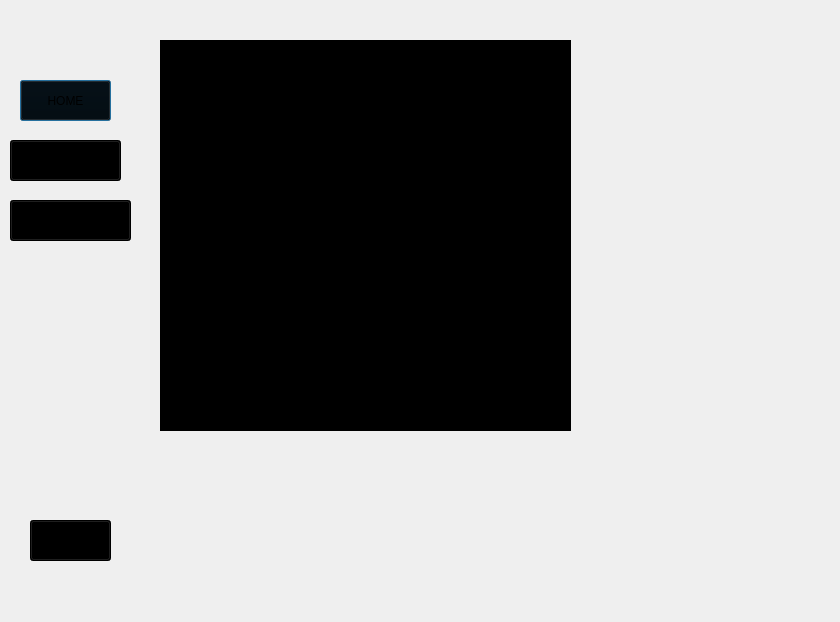
Before: the Qt Designer form secondialogbox/teacherdashboard.ui in SijanBhandari17/IAMS, drawn with Qt 5.
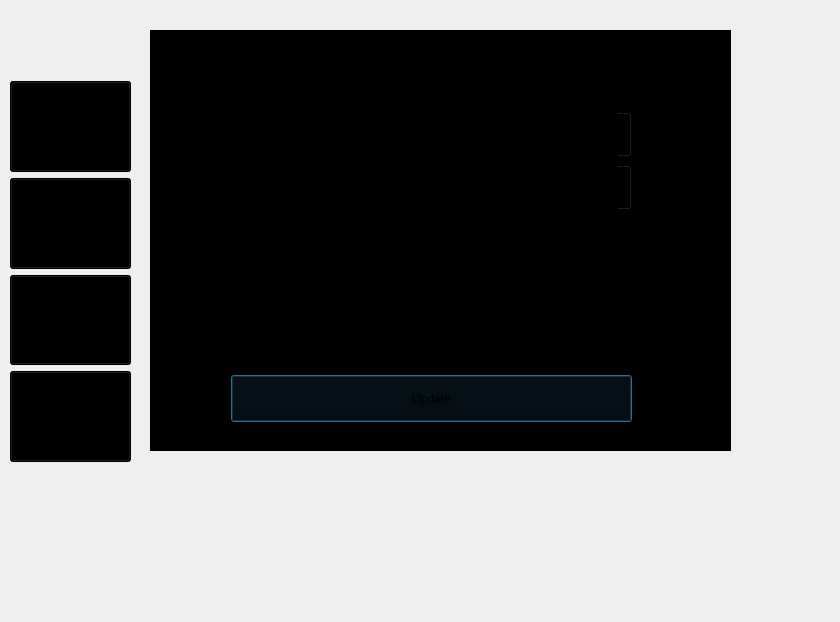
After: the same form once the commit is applied. The open tabs and pages were chosen to show the change. Icons and pictures are not drawn.

```diff
--- a/secondialogbox/teacherdashboard.ui
+++ b/secondialogbox/teacherdashboard.ui
@@ -22,6 +22,12 @@
      <height>600</height>
     </rect>
    </property>
+   <property name="sizePolicy">
+    <sizepolicy hsizetype="Preferred" vsizetype="Preferred">
+     <horstretch>0</horstretch>
+     <verstretch>0</verstretch>
+    </sizepolicy>
+   </property>
    <widget class="QLabel" name="label">
     <property name="geometry">
      <rect>
@@ -53,80 +59,13 @@
      <bool>true</bool>
     </property>
    </widget>
-   <widget class="QPushButton" name="homeButton">
-    <property name="geometry">
-     <rect>
-      <x>20</x>
-      <y>80</y>
-      <width>91</width>
-      <height>41</height>
-     </rect>
-    </property>
-    <property name="mouseTracking">
-     <bool>false</bool>
-    </property>
-    <property name="styleSheet">
-     <string notr="true">background-color: rgb(0, 0, 0);</string>
-    </property>
-    <property name="text">
-     <string>HOME</string>
-    </property>
-   </widget>
-   <widget class="QPushButton" name="assignmentButton">
-    <property name="geometry">
-     <rect>
-      <x>10</x>
-      <y>140</y>
-      <width>111</width>
-      <height>41</height>
-     </rect>
-    </property>
-    <property name="styleSheet">
-     <string notr="true">background-color: rgb(0, 0, 0);</string>
-    </property>
-    <property name="text">
-     <string>ASSIGNMENT</string>
-    </property>
-   </widget>
-   <widget class="QPushButton" name="pushButton_6">
-    <property name="geometry">
-     <rect>
-      <x>30</x>
-      <y>520</y>
-      <width>81</width>
-      <height>41</height>
-     </rect>
-    </property>
-    <property name="styleSheet">
-     <string notr="true">background-color: rgb(0, 0, 0);</string>
-    </property>
-    <property name="text">
-     <string>LOG OUT</string>
-    </property>
-   </widget>
-   <widget class="QPushButton" name="internalButton">
-    <property name="geometry">
-     <rect>
-      <x>10</x>
-      <y>200</y>
-      <width>121</width>
-      <height>41</height>
-     </rect>
-    </property>
-    <property name="styleSheet">
-     <string notr="true">background-color: rgb(0, 0, 0);</string>
-    </property>
-    <property name="text">
-     <string>INTERNAL</string>
-    </property>
-   </widget>
    <widget class="QStackedWidget" name="stackedWidget">
     <property name="geometry">
      <rect>
-      <x>160</x>
-      <y>40</y>
-      <width>411</width>
-      <height>391</height>
+      <x>150</x>
+      <y>30</y>
+      <width>581</width>
+      <height>421</height>
      </rect>
     </property>
     <property name="styleSheet">
@@ -177,23 +116,159 @@
      </widget>
     </widget>
     <widget class="QWidget" name="Internal">
-     <widget class="QLabel" name="label_5">
+     <widget class="QWidget" name="layoutWidget">
       <property name="geometry">
        <rect>
-        <x>130</x>
-        <y>120</y>
-        <width>141</width>
-        <height>61</height>
+        <x>81</x>
+        <y>81</y>
+        <width>401</width>
+        <height>311</height>
        </rect>
       </property>
-      <property name="font">
-       <font>
-        <pointsize>18</pointsize>
-       </font>
-      </property>
-      <property name="text">
-       <string>INTERNAL</string>
-      </property>
+      <layout class="QVBoxLayout" name="verticalLayout_2">
+       <item>
+        <layout class="QHBoxLayout" name="horizontalLayout">
+         <item>
+          <widget class="QLabel" name="label_4">
+           <property name="text">
+            <string>Time:</string>
+           </property>
+          </widget>
+         </item>
+         <item>
+          <widget class="QTimeEdit" name="timeEdit">
+           <property name="sizePolicy">
+            <sizepolicy hsizetype="Preferred" vsizetype="Preferred">
+             <horstretch>0</horstretch>
+             <verstretch>0</verstretch>
+            </sizepolicy>
+           </property>
+          </widget>
+         </item>
+        </layout>
+       </item>
+       <item>
+        <layout class="QHBoxLayout" name="horizontalLayout_2">
+         <item>
+          <widget class="QLabel" name="label_6">
+           <property name="text">
+            <string>Date:</string>
+           </property>
+          </widget>
+         </item>
+         <item>
+          <widget class="QDateEdit" name="dateEdit">
+           <property name="sizePolicy">
+            <sizepolicy hsizetype="Preferred" vsizetype="Preferred">
+             <horstretch>0</horstretch>
+             <verstretch>0</verstretch>
+            </sizepolicy>
+           </property>
+          </widget>
+         </item>
+        </layout>
+       </item>
+       <item>
+        <layout class="QHBoxLayout" name="horizontalLayout_3">
+         <item>
+          <widget class="QLabel" name="label_7">
+           <property name="enabled">
+            <bool>true</bool>
+           </property>
+           <property name="sizePolicy">
+            <sizepolicy hsizetype="Preferred" vsizetype="Preferred">
+             <horstretch>0</horstretch>
+             <verstretch>0</verstretch>
+            </sizepolicy>
+           </property>
+           <property name="text">
+            <string>Block:</string>
+           </property>
+          </widget>
+         </item>
+         <item>
+          <widget class="QLineEdit" name="lineEdit">
+           <property name="sizePolicy">
+            <sizepolicy hsizetype="Preferred" vsizetype="Preferred">
+             <horstretch>0</horstretch>
+             <verstretch>0</verstretch>
+            </sizepolicy>
+           </property>
+           <property name="text">
+            <string/>
+           </property>
+          </widget>
+         </item>
+        </layout>
+       </item>
+       <item>
+        <layout class="QHBoxLayout" name="horizontalLayout_4">
+         <item>
+          <widget class="QLabel" name="label_5">
+           <property name="text">
+            <string>Room No:</string>
+           </property>
+          </widget>
+         </item>
+         <item>
+          <widget class="QLineEdit" name="lineEdit_2">
+           <property name="sizePolicy">
+            <sizepolicy hsizetype="Preferred" vsizetype="Preferred">
+             <horstretch>0</horstretch>
+             <verstretch>0</verstretch>
+            </sizepolicy>
+           </property>
+          </widget>
+         </item>
+        </layout>
+       </item>
+       <item>
+        <layout class="QHBoxLayout" name="horizontalLayout_5">
+         <item>
+          <widget class="QLabel" name="label_8">
+           <property name="enabled">
+            <bool>true</bool>
+           </property>
+           <property name="sizePolicy">
+            <sizepolicy hsizetype="Preferred" vsizetype="Preferred">
+             <horstretch>0</horstretch>
+             <verstretch>0</verstretch>
+            </sizepolicy>
+           </property>
+           <property name="text">
+            <string>Course Code:</string>
+           </property>
+          </widget>
+         </item>
+         <item>
+          <widget class="QLineEdit" name="lineEdit_3">
+           <property name="sizePolicy">
+            <sizepolicy hsizetype="Preferred" vsizetype="Preferred">
+             <horstretch>0</horstretch>
+             <verstretch>0</verstretch>
+            </sizepolicy>
+           </property>
+           <property name="text">
+            <string/>
+           </property>
+          </widget>
+         </item>
+        </layout>
+       </item>
+       <item>
+        <widget class="QPushButton" name="Update">
+         <property name="sizePolicy">
+          <sizepolicy hsizetype="Preferred" vsizetype="Preferred">
+           <horstretch>0</horstretch>
+           <verstretch>0</verstretch>
+          </sizepolicy>
+         </property>
+         <property name="text">
+          <string>Update</string>
+         </property>
+        </widget>
+       </item>
+      </layout>
      </widget>
     </widget>
    </widget>
@@ -216,6 +291,85 @@
      <bool>true</bool>
     </property>
    </widget>
+   <widget class="QWidget" name="layoutWidget">
+    <property name="geometry">
+     <rect>
+      <x>10</x>
+      <y>81</y>
+      <width>121</width>
+      <height>381</height>
+     </rect>
+    </property>
+    <layout class="QVBoxLayout" name="verticalLayout">
+     <item>
+      <widget class="QPushButton" name="homeButton">
+       <property name="sizePolicy">
+        <sizepolicy hsizetype="Preferred" vsizetype="Preferred">
+         <horstretch>0</horstretch>
+         <verstretch>0</verstretch>
+        </sizepolicy>
+       </property>
+       <property name="mouseTracking">
+        <bool>false</bool>
+       </property>
+       <property name="styleSheet">
+        <string notr="true">background-color: rgb(0, 0, 0);</string>
+       </property>
+       <property name="text">
+        <string>HOME</string>
+       </property>
+      </widget>
+     </item>
+     <item>
+      <widget class="QPushButton" name="assignmentButton">
+       <property name="sizePolicy">
+        <sizepolicy hsizetype="Preferred" vsizetype="Preferred">
+         <horstretch>0</horstretch>
+         <verstretch>0</verstretch>
+        </sizepolicy>
+       </property>
+       <property name="styleSheet">
+        <string notr="true">background-color: rgb(0, 0, 0);</string>
+       </property>
+       <property name="text">
+        <string>ASSIGNMENT</string>
+       </property>
+      </widget>
+     </item>
+     <item>
+      <widget class="QPushButton" name="internalButton">
+       <property name="sizePolicy">
+        <sizepolicy hsizetype="Preferred" vsizetype="Preferred">
+         <horstretch>0</horstretch>
+         <verstretch>0</verstretch>
+        </sizepolicy>
+       </property>
+       <property name="styleSheet">
+        <string notr="true">background-color: rgb(0, 0, 0);</string>
+       </property>
+       <property name="text">
+        <string>INTERNAL</string>
+       </property>
+      </widget>
+     </item>
+     <item>
+      <widget class="QPushButton" name="pushButton_6">
+       <property name="sizePolicy">
+        <sizepolicy hsizetype="Preferred" vsizetype="Preferred">
+         <horstretch>0</horstretch>
+         <verstretch>0</verstretch>
+        </sizepolicy>
+       </property>
+       <property name="styleSheet">
+        <string notr="true">background-color: rgb(0, 0, 0);</string>
+       </property>
+       <property name="text">
+        <string>LOG OUT</string>
+       </property>
+      </widget>
+     </item>
+    </layout>
+   </widget>
   </widget>
  </widget>
  <resources/>
```
Left out of the diff: 33 changed lines with no effect on the pictures.
